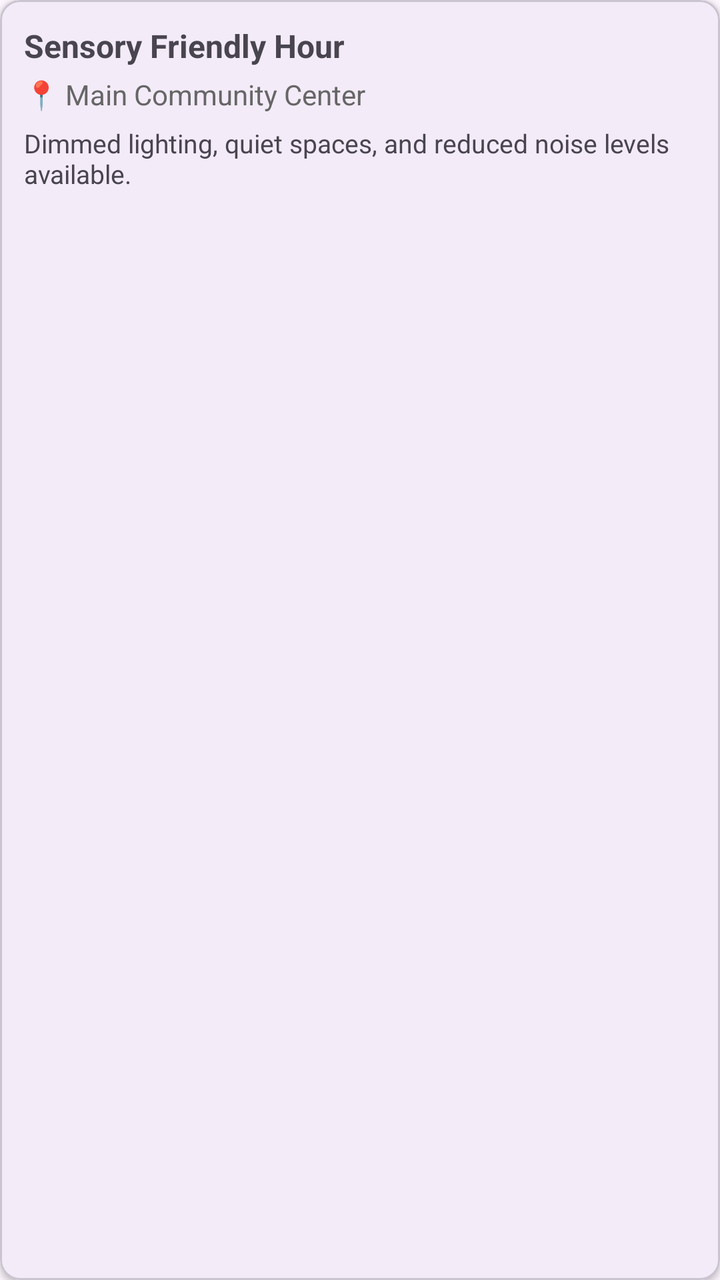
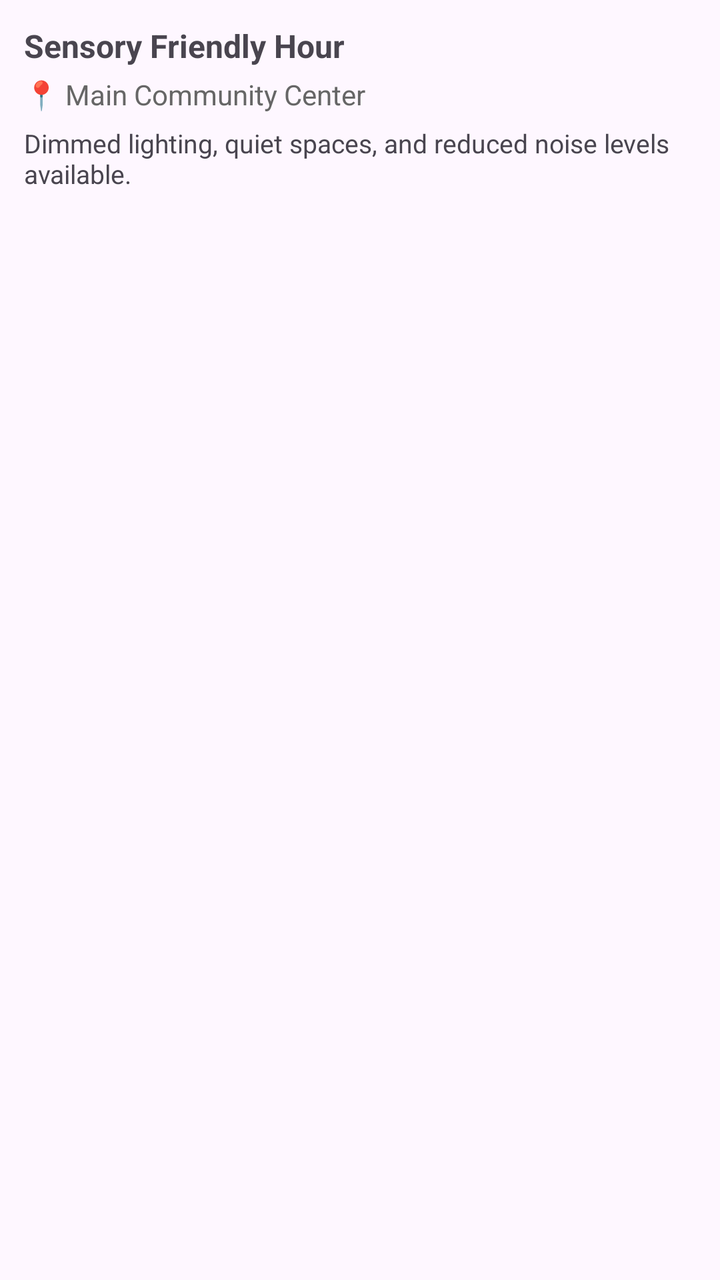

Compare the two renders of this Android layout. The source of the first and the diff that turns it into the second are given below.
<!-- AndroidManifest.xml: application theme AppTheme -->
<!-- res/layout/item_event.xml -->
<?xml version="1.0" encoding="utf-8"?>
<com.google.android.material.card.MaterialCardView
  xmlns:android="http://schemas.android.com/apk/res/android"
  xmlns:app="http://schemas.android.com/apk/res-auto"
  android:layout_width="match_parent"
  android:layout_height="wrap_content"
  android:layout_marginBottom="8dp"
  app:cardCornerRadius="10dp"
  app:cardElevation="2dp">

  <LinearLayout
    android:layout_width="match_parent"
    android:layout_height="wrap_content"
    android:orientation="vertical"
    android:padding="12dp">

    <TextView
      android:id="@+id/text_event_title"
      android:layout_width="match_parent"
      android:layout_height="wrap_content"
      android:text="Sensory Friendly Hour"
      android:textSize="16sp"
      android:textStyle="bold" />

    <TextView
      android:id="@+id/text_event_location"
      android:layout_width="match_parent"
      android:layout_height="wrap_content"
      android:layout_marginTop="4dp"
      android:text="📍 Main Community Center"
      android:textColor="#666666"
      android:textSize="14sp" />

    <TextView
      android:id="@+id/text_event_description"
      android:layout_width="match_parent"
      android:layout_height="wrap_content"
      android:layout_marginTop="6dp"
      android:text="Dimmed lighting, quiet spaces, and reduced noise levels available."
      android:textSize="13sp" />

  </LinearLayout>
</com.google.android.material.card.MaterialCardView>
<!-- resources referenced by this layout -->
<resources>
  <style name="AppTheme" parent="Theme.Material3.DayNight">
      
    </style>
</resources>

<!-- the commit's change to res/layout/item_event.xml (unified diff, before → after) -->
@@ -1,43 +1,33 @@
-<?xml version="1.0" encoding="utf-8"?>
-<com.google.android.material.card.MaterialCardView
-  xmlns:android="http://schemas.android.com/apk/res/android"
-  xmlns:app="http://schemas.android.com/apk/res-auto"
+<LinearLayout
   android:layout_width="match_parent"
   android:layout_height="wrap_content"
-  android:layout_marginBottom="8dp"
-  app:cardCornerRadius="10dp"
-  app:cardElevation="2dp">
+  android:orientation="vertical"
+  android:padding="12dp"
+  xmlns:android="http://schemas.android.com/apk/res/android">
 
-  <LinearLayout
+  <TextView
+    android:id="@+id/text_event_title"
     android:layout_width="match_parent"
     android:layout_height="wrap_content"
-    android:orientation="vertical"
-    android:padding="12dp">
+    android:text="Sensory Friendly Hour"
+    android:textSize="16sp"
+    android:textStyle="bold" />
 
-    <TextView
-      android:id="@+id/text_event_title"
-      android:layout_width="match_parent"
-      android:layout_height="wrap_content"
-      android:text="Sensory Friendly Hour"
-      android:textSize="16sp"
-      android:textStyle="bold" />
+  <TextView
+    android:id="@+id/text_event_location"
+    android:layout_width="match_parent"
+    android:layout_height="wrap_content"
+    android:layout_marginTop="4dp"
+    android:text="📍 Main Community Center"
+    android:textColor="#666666"
+    android:textSize="14sp" />
 
-    <TextView
-      android:id="@+id/text_event_location"
-      android:layout_width="match_parent"
-      android:layout_height="wrap_content"
-      android:layout_marginTop="4dp"
-      android:text="📍 Main Community Center"
-      android:textColor="#666666"
-      android:textSize="14sp" />
+  <TextView
+    android:id="@+id/text_event_description"
+    android:layout_width="match_parent"
+    android:layout_height="wrap_content"
+    android:layout_marginTop="6dp"
+    android:text="Dimmed lighting, quiet spaces, and reduced noise levels available."
+    android:textSize="13sp" />
 
-    <TextView
-      android:id="@+id/text_event_description"
-      android:layout_width="match_parent"
-      android:layout_height="wrap_content"
-      android:layout_marginTop="6dp"
-      android:text="Dimmed lighting, quiet spaces, and reduced noise levels available."
-      android:textSize="13sp" />
-
-  </LinearLayout>
-</com.google.android.material.card.MaterialCardView>
+</LinearLayout>
